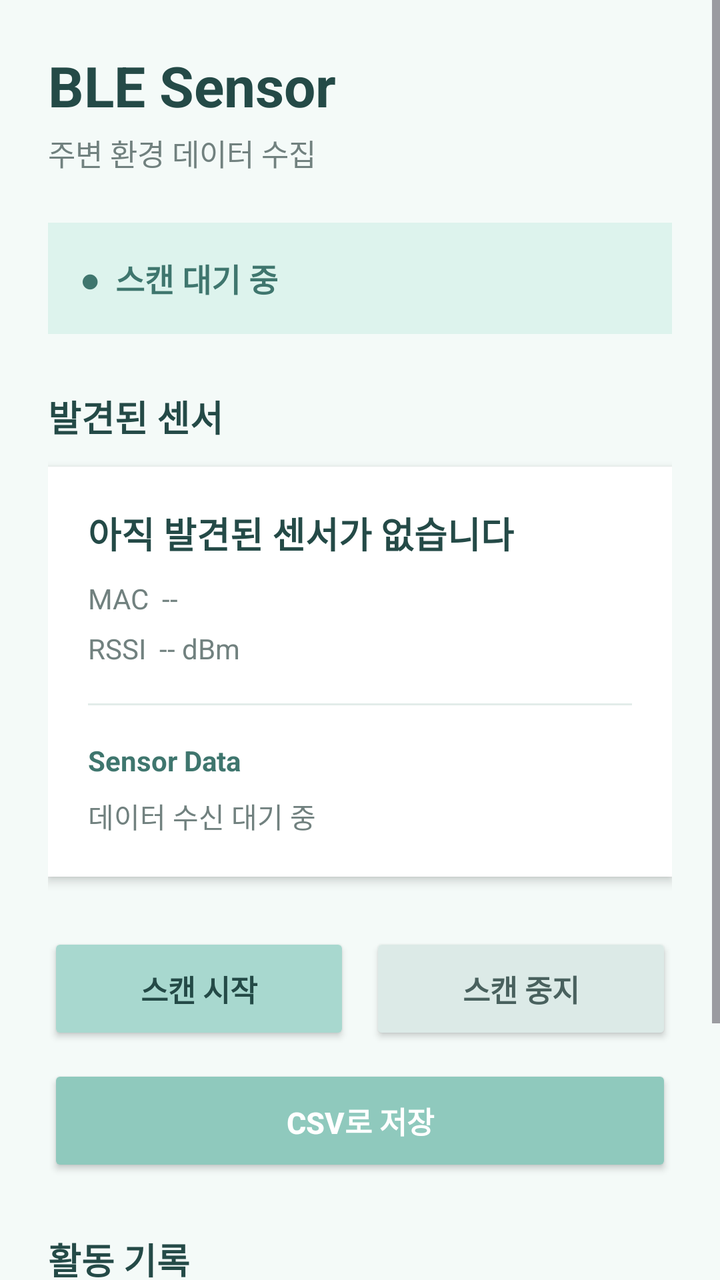
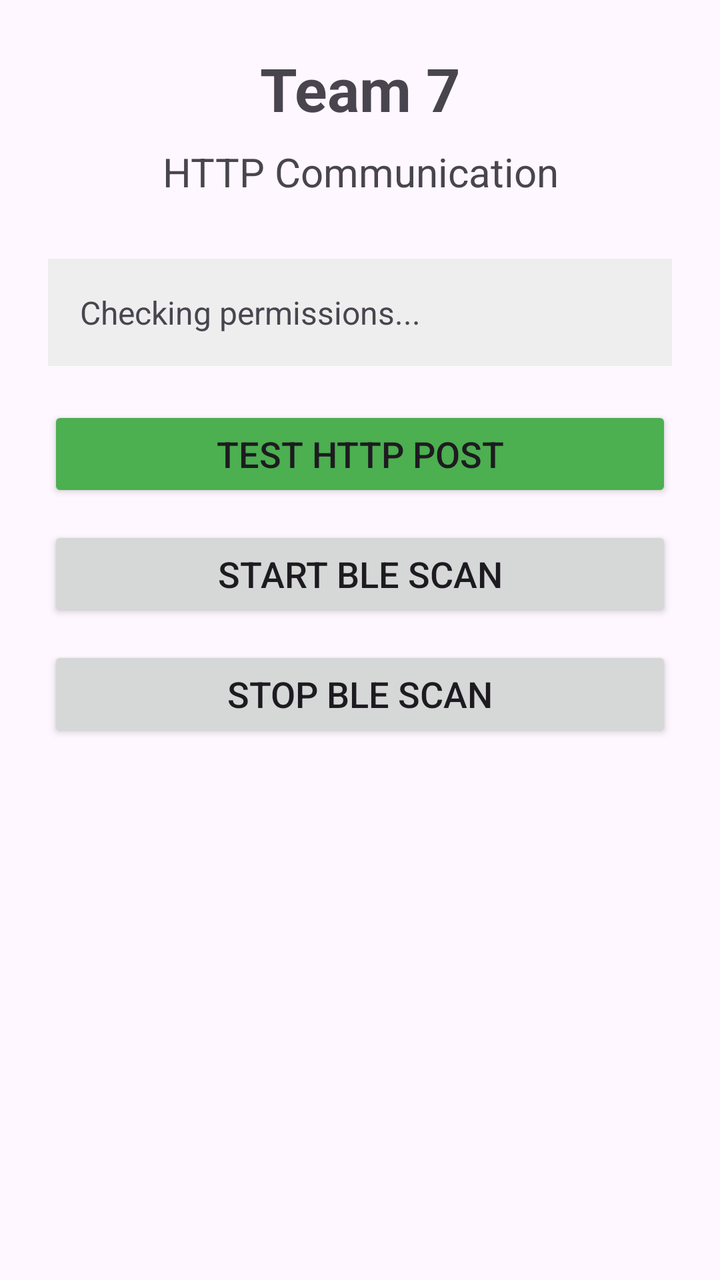

Screens rendered from an Android XML layout before and after an edit, with the pre-edit source and the edit as a unified diff.
<!-- AndroidManifest.xml: application theme Theme.BLEScanner -->
<!-- res/layout/activity_main.xml -->
<?xml version="1.0" encoding="utf-8"?>
<ScrollView
    xmlns:android="http://schemas.android.com/apk/res/android"
    android:layout_width="match_parent"
    android:layout_height="match_parent"
    android:background="#F4FAF8"
    android:fillViewport="true">

    <LinearLayout
        android:layout_width="match_parent"
        android:layout_height="wrap_content"
        android:orientation="vertical"
        android:padding="24dp">

        
        <TextView
            android:layout_width="wrap_content"
            android:layout_height="wrap_content"
            android:text="BLE Sensor"
            android:textColor="#244A47"
            android:textSize="28sp"
            android:textStyle="bold" />

        <TextView
            android:layout_width="wrap_content"
            android:layout_height="wrap_content"
            android:layout_marginTop="4dp"
            android:text="주변 환경 데이터 수집"
            android:textColor="#71817F"
            android:textSize="15sp" />

        
        <TextView
            android:id="@+id/tvStatus"
            android:layout_width="match_parent"
            android:layout_height="wrap_content"
            android:layout_marginTop="24dp"
            android:background="#DDF3ED"
            android:padding="16dp"
            android:text="●  스캔 대기 중"
            android:textColor="#3F766E"
            android:textSize="16sp"
            android:textStyle="bold" />

        
        <TextView
            android:layout_width="wrap_content"
            android:layout_height="wrap_content"
            android:layout_marginTop="28dp"
            android:text="발견된 센서"
            android:textColor="#244A47"
            android:textSize="18sp"
            android:textStyle="bold" />

        
        <LinearLayout
            android:layout_width="match_parent"
            android:layout_height="wrap_content"
            android:layout_marginTop="12dp"
            android:background="#FFFFFF"
            android:elevation="3dp"
            android:orientation="vertical"
            android:padding="20dp">

            <TextView
                android:id="@+id/tvDeviceName"
                android:layout_width="wrap_content"
                android:layout_height="wrap_content"
                android:text="아직 발견된 센서가 없습니다"
                android:textColor="#244A47"
                android:textSize="18sp"
                android:textStyle="bold" />

            <TextView
                android:id="@+id/tvMac"
                android:layout_width="wrap_content"
                android:layout_height="wrap_content"
                android:layout_marginTop="10dp"
                android:text="MAC  --"
                android:textColor="#71817F"
                android:textSize="14sp" />

            <TextView
                android:id="@+id/tvRssi"
                android:layout_width="wrap_content"
                android:layout_height="wrap_content"
                android:layout_marginTop="6dp"
                android:text="RSSI  -- dBm"
                android:textColor="#71817F"
                android:textSize="14sp" />

            <View
                android:layout_width="match_parent"
                android:layout_height="1dp"
                android:layout_marginTop="18dp"
                android:layout_marginBottom="18dp"
                android:background="#E2ECE9" />

            <TextView
                android:layout_width="wrap_content"
                android:layout_height="wrap_content"
                android:text="Sensor Data"
                android:textColor="#3F766E"
                android:textSize="14sp"
                android:textStyle="bold" />

            <TextView
                android:id="@+id/tvSensorData"
                android:layout_width="match_parent"
                android:layout_height="wrap_content"
                android:layout_marginTop="8dp"
                android:text="데이터 수신 대기 중"
                android:textColor="#71817F"
                android:textSize="14sp" />

        </LinearLayout>

        
        <LinearLayout
            android:layout_width="match_parent"
            android:layout_height="wrap_content"
            android:layout_marginTop="28dp"
            android:orientation="horizontal">

            <Button
                android:id="@+id/btnScan"
                android:layout_width="0dp"
                android:layout_height="56dp"
                android:layout_weight="1"
                android:backgroundTint="#A8D8CF"
                android:text="스캔 시작"
                android:textColor="#244A47"
                android:textSize="15sp"
                android:textStyle="bold" />

            <Button
                android:id="@+id/btnStop"
                android:layout_width="0dp"
                android:layout_height="56dp"
                android:layout_marginStart="10dp"
                android:layout_weight="1"
                android:backgroundTint="#DCEAE7"
                android:text="스캔 중지"
                android:textColor="#49615E"
                android:textSize="15sp"
                android:textStyle="bold" />

        </LinearLayout>

        
        <Button
            android:id="@+id/btnSave"
            android:layout_width="match_parent"
            android:layout_height="56dp"
            android:layout_marginTop="10dp"
            android:backgroundTint="#8FC9BD"
            android:text="CSV로 저장"
            android:textColor="#FFFFFF"
            android:textSize="15sp"
            android:textStyle="bold" />

        
        <TextView
            android:layout_width="wrap_content"
            android:layout_height="wrap_content"
            android:layout_marginTop="28dp"
            android:text="활동 기록"
            android:textColor="#244A47"
            android:textSize="18sp"
            android:textStyle="bold" />

        <TextView
            android:id="@+id/tvLog"
            android:layout_width="match_parent"
            android:layout_height="100dp"
            android:layout_marginTop="10dp"
            android:layout_marginBottom="24dp"
            android:background="#E8F2EF"
            android:padding="14dp"
            android:text="앱이 준비되었습니다."
            android:textColor="#607572"
            android:textSize="13sp" />

    </LinearLayout>

</ScrollView>
<!-- resources referenced by this layout -->
<resources>
  <style name="Theme.BLEScanner" parent="Base.Theme.BLEScanner" />
  <style name="Base.Theme.BLEScanner" parent="Theme.Material3.DayNight.NoActionBar">
          
          
      </style>
</resources>

<!-- the commit's change to res/layout/activity_main.xml (unified diff, before → after) -->
@@ -1,186 +1,60 @@
 <?xml version="1.0" encoding="utf-8"?>
-<ScrollView
+<LinearLayout
     xmlns:android="http://schemas.android.com/apk/res/android"
     android:layout_width="match_parent"
     android:layout_height="match_parent"
-    android:background="#F4FAF8"
-    android:fillViewport="true">
+    android:orientation="vertical"
+    android:padding="24dp">
 
-    <LinearLayout
+    <TextView
         android:layout_width="match_parent"
         android:layout_height="wrap_content"
-        android:orientation="vertical"
-        android:padding="24dp">
+        android:text="Team 7"
+        android:textSize="30sp"
+        android:textStyle="bold"
+        android:gravity="center"
+        android:layout_marginBottom="8dp" />
 
-        
-        <TextView
-            android:layout_width="wrap_content"
-            android:layout_height="wrap_content"
-            android:text="BLE Sensor"
-            android:textColor="#244A47"
-            android:textSize="28sp"
-            android:textStyle="bold" />
+    <TextView
+        android:layout_width="match_parent"
+        android:layout_height="wrap_content"
+        android:text="HTTP Communication"
+        android:textSize="20sp"
+        android:gravity="center"
+        android:layout_marginBottom="30dp" />
 
-        <TextView
-            android:layout_width="wrap_content"
-            android:layout_height="wrap_content"
-            android:layout_marginTop="4dp"
-            android:text="주변 환경 데이터 수집"
-            android:textColor="#71817F"
-            android:textSize="15sp" />
+    <TextView
+        android:id="@+id/statusText"
+        android:layout_width="match_parent"
+        android:layout_height="wrap_content"
+        android:text="Checking permissions..."
+        android:textSize="16sp"
+        android:padding="16dp"
+        android:background="#EEEEEE"
+        android:layout_marginBottom="20dp" />
 
-        
-        <TextView
-            android:id="@+id/tvStatus"
-            android:layout_width="match_parent"
-            android:layout_height="wrap_content"
-            android:layout_marginTop="24dp"
-            android:background="#DDF3ED"
-            android:padding="16dp"
-            android:text="●  스캔 대기 중"
-            android:textColor="#3F766E"
-            android:textSize="16sp"
-            android:textStyle="bold" />
+    <Button
+        android:id="@+id/testHttpButton"
+        android:layout_width="match_parent"
+        android:layout_height="wrap_content"
+        android:text="TEST HTTP POST"
+        android:textSize="18sp"
+        android:backgroundTint="#4CAF50"
+        android:layout_marginBottom="12dp" />
 
-        
-        <TextView
-            android:layout_width="wrap_content"
-            android:layout_height="wrap_content"
-            android:layout_marginTop="28dp"
-            android:text="발견된 센서"
-            android:textColor="#244A47"
-            android:textSize="18sp"
-            android:textStyle="bold" />
+    <Button
+        android:id="@+id/startButton"
+        android:layout_width="match_parent"
+        android:layout_height="wrap_content"
+        android:text="START BLE SCAN"
+        android:textSize="18sp"
+        android:layout_marginBottom="12dp" />
 
-        
-        <LinearLayout
-            android:layout_width="match_parent"
-            android:layout_height="wrap_content"
-            android:layout_marginTop="12dp"
-            android:background="#FFFFFF"
-            android:elevation="3dp"
-            android:orientation="vertical"
-            android:padding="20dp">
+    <Button
+        android:id="@+id/stopButton"
+        android:layout_width="match_parent"
+        android:layout_height="wrap_content"
+        android:text="STOP BLE SCAN"
+        android:textSize="18sp" />
 
-            <TextView
-                android:id="@+id/tvDeviceName"
-                android:layout_width="wrap_content"
-                android:layout_height="wrap_content"
-                android:text="아직 발견된 센서가 없습니다"
-                android:textColor="#244A47"
-                android:textSize="18sp"
-                android:textStyle="bold" />
-
-            <TextView
-                android:id="@+id/tvMac"
-                android:layout_width="wrap_content"
-                android:layout_height="wrap_content"
-                android:layout_marginTop="10dp"
-                android:text="MAC  --"
-                android:textColor="#71817F"
-                android:textSize="14sp" />
-
-            <TextView
-                android:id="@+id/tvRssi"
-                android:layout_width="wrap_content"
-                android:layout_height="wrap_content"
-                android:layout_marginTop="6dp"
-                android:text="RSSI  -- dBm"
-                android:textColor="#71817F"
-                android:textSize="14sp" />
-
-            <View
-                android:layout_width="match_parent"
-                android:layout_height="1dp"
-                android:layout_marginTop="18dp"
-                android:layout_marginBottom="18dp"
-                android:background="#E2ECE9" />
-
-            <TextView
-                android:layout_width="wrap_content"
-                android:layout_height="wrap_content"
-                android:text="Sensor Data"
-                android:textColor="#3F766E"
-                android:textSize="14sp"
-                android:textStyle="bold" />
-
-            <TextView
-                android:id="@+id/tvSensorData"
-                android:layout_width="match_parent"
-                android:layout_height="wrap_content"
-                android:layout_marginTop="8dp"
-                android:text="데이터 수신 대기 중"
-                android:textColor="#71817F"
-                android:textSize="14sp" />
-
-        </LinearLayout>
-
-        
-        <LinearLayout
-            android:layout_width="match_parent"
-            android:layout_height="wrap_content"
-            android:layout_marginTop="28dp"
-            android:orientation="horizontal">
-
-            <Button
-                android:id="@+id/btnScan"
-                android:layout_width="0dp"
-                android:layout_height="56dp"
-                android:layout_weight="1"
-                android:backgroundTint="#A8D8CF"
-                android:text="스캔 시작"
-                android:textColor="#244A47"
-                android:textSize="15sp"
-                android:textStyle="bold" />
-
-            <Button
-                android:id="@+id/btnStop"
-                android:layout_width="0dp"
-                android:layout_height="56dp"
-                android:layout_marginStart="10dp"
-                android:layout_weight="1"
-                android:backgroundTint="#DCEAE7"
-                android:text="스캔 중지"
-                android:textColor="#49615E"
-                android:textSize="15sp"
-                android:textStyle="bold" />
-
-        </LinearLayout>
-
-        
-        <Button
-            android:id="@+id/btnSave"
-            android:layout_width="match_parent"
-            android:layout_height="56dp"
-            android:layout_marginTop="10dp"
-            android:backgroundTint="#8FC9BD"
-            android:text="CSV로 저장"
-            android:textColor="#FFFFFF"
-            android:textSize="15sp"
-            android:textStyle="bold" />
-
-        
-        <TextView
-            android:layout_width="wrap_content"
-            android:layout_height="wrap_content"
-            android:layout_marginTop="28dp"
-            android:text="활동 기록"
-            android:textColor="#244A47"
-            android:textSize="18sp"
-            android:textStyle="bold" />
-
-        <TextView
-            android:id="@+id/tvLog"
-            android:layout_width="match_parent"
-            android:layout_height="100dp"
-            android:layout_marginTop="10dp"
-            android:layout_marginBottom="24dp"
-            android:background="#E8F2EF"
-            android:padding="14dp"
-            android:text="앱이 준비되었습니다."
-            android:textColor="#607572"
-            android:textSize="13sp" />
-
-    </LinearLayout>
-
-</ScrollView>
+</LinearLayout>
